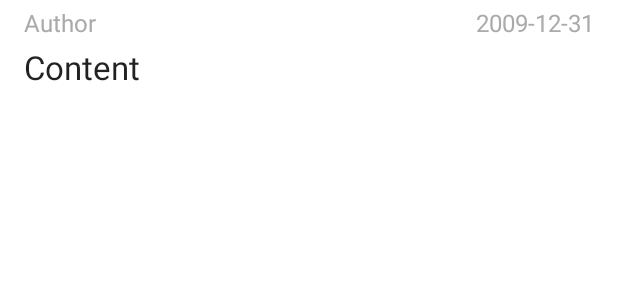
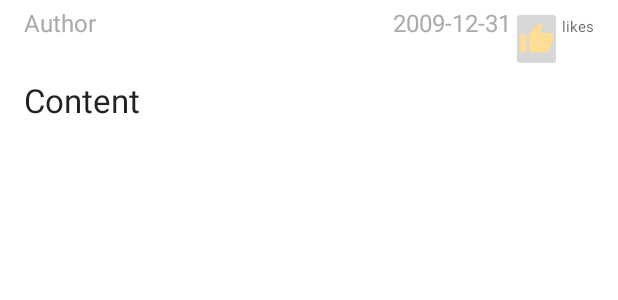
Before and after one commit to sameermkhan-creator/FirebaseApp, an Android app: the layout post_item.xml on its own in the app's theme, with its tools: preview values and no code run, on a phone screen of 412 x 824 dp. Shown: the top 300 px of the screen. Run offline under Robolectric (Android 15) with nearby library versions, the phone set to English and light mode, and no system bars.

```diff
--- a/app/src/main/java/com/example/firebaseapp/model/Post.kt
+++ b/app/src/main/java/com/example/firebaseapp/model/Post.kt
@@ -8,5 +8,7 @@ data class Post (
     val id: String = "",
     val content: String = "",
     val author: String = "",
-    val timestamp: Long = 0L
+    val timestamp: Long = 0L,
+    var likesCount:Int = 0,
+    var likes:MutableMap<String, Boolean> = HashMap()
 ) : Parcelable
--- a/app/src/main/java/com/example/firebaseapp/ui/EmailLogin/EmailActivity.kt
+++ b/app/src/main/java/com/example/firebaseapp/ui/EmailLogin/EmailActivity.kt
@@ -88,6 +88,12 @@ class EmailActivity : AppCompatActivity() {
                         updateUI(user)
                     } else {
 
+                        Toast.makeText(
+                            baseContext, "Did not find account with these credentials",
+                            Toast.LENGTH_SHORT
+                        ).show()
+
+
                         updateUI(null)
                     }
                 }
--- /dev/null
+++ b/app/src/main/res/drawable/camera_button.xml
@@ -0,0 +1,6 @@
+<vector android:height="24dp" android:tint="#FF0B32"
+    android:viewportHeight="24" android:viewportWidth="24"
+    android:width="24dp" xmlns:android="http://schemas.android.com/apk/res/android">
+    <path android:fillColor="@android:color/white" android:pathData="M12,12m-3.2,0a3.2,3.2 0,1 1,6.4 0a3.2,3.2 0,1 1,-6.4 0"/>
+    <path android:fillColor="@android:color/white" android:pathData="M9,2L7.17,4L4,4c-1.1,0 -2,0.9 -2,2v12c0,1.1 0.9,2 2,2h16c1.1,0 2,-0.9 2,-2L22,6c0,-1.1 -0.9,-2 -2,-2h-3.17L15,2L9,2zM12,17c-2.76,0 -5,-2.24 -5,-5s2.24,-5 5,-5 5,2.24 5,5 -2.24,5 -5,5z"/>
+</vector>
--- /dev/null
+++ b/app/src/main/res/drawable/dislike_button.xml
@@ -0,0 +1,5 @@
+<vector android:height="24dp" android:tint="#FFDE93"
+    android:viewportHeight="24" android:viewportWidth="24"
+    android:width="24dp" xmlns:android="http://schemas.android.com/apk/res/android">
+    <path android:fillColor="@android:color/white" android:pathData="M1,21h4L5,9L1,9v12zM23,10c0,-1.1 -0.9,-2 -2,-2h-6.31l0.95,-4.57 0.03,-0.32c0,-0.41 -0.17,-0.79 -0.44,-1.06L14.17,1 7.59,7.59C7.22,7.95 7,8.45 7,9v10c0,1.1 0.9,2 2,2h9c0.83,0 1.54,-0.5 1.84,-1.22l3.02,-7.05c0.09,-0.23 0.14,-0.47 0.14,-0.73v-2z"/>
+</vector>
--- /dev/null
+++ b/app/src/main/res/drawable/like_button.xml
@@ -0,0 +1,5 @@
+<vector android:height="24dp" android:tint="#FF0B32"
+    android:viewportHeight="24" android:viewportWidth="24"
+    android:width="24dp" xmlns:android="http://schemas.android.com/apk/res/android">
+    <path android:fillColor="@android:color/white" android:pathData="M1,21h4L5,9L1,9v12zM23,10c0,-1.1 -0.9,-2 -2,-2h-6.31l0.95,-4.57 0.03,-0.32c0,-0.41 -0.17,-0.79 -0.44,-1.06L14.17,1 7.59,7.59C7.22,7.95 7,8.45 7,9v10c0,1.1 0.9,2 2,2h9c0.83,0 1.54,-0.5 1.84,-1.22l3.02,-7.05c0.09,-0.23 0.14,-0.47 0.14,-0.73v-2z"/>
+</vector>
--- a/app/src/main/res/layout/post_item.xml
+++ b/app/src/main/res/layout/post_item.xml
@@ -34,6 +34,21 @@
             android:textColor="@android:color/darker_gray"
             tools:text="2009-12-31" />
 
+        <ImageButton
+            android:layout_width="34dp"
+            android:layout_height="wrap_content"
+            android:src="@drawable/dislike_button" />
+
+        <TextView
+            android:id="@+id/likes_textview"
+            android:layout_width="wrap_content"
+            android:layout_height="wrap_content"
+            android:hint="likes"
+            android:textColor="@color/black"
+            android:textSize="10sp" />
+
+
+
     </LinearLayout>
 
     <TextView
@@ -45,4 +60,5 @@
         android:textAppearance="@style/TextAppearance.AppCompat.Large"
         tools:text="Content" />
 
+
 </LinearLayout>
```
Also changed, not shown: app/src/main/java/com/example/firebaseapp/ui/home/FeedAdapter.kt (+46 -0 lines), app/src/main/res/layout/activity_home.xml (line endings or trailing spaces).
